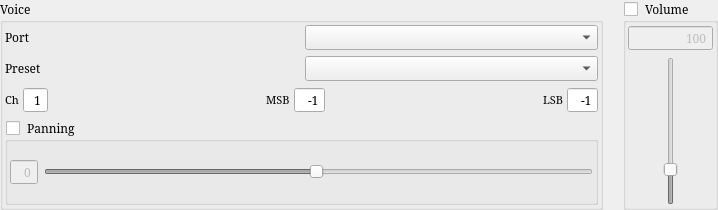
Before: the Qt Designer form Qt/qt4_midi_instrument_widget.ui in kmatheussen/radium, drawn with Qt 5.
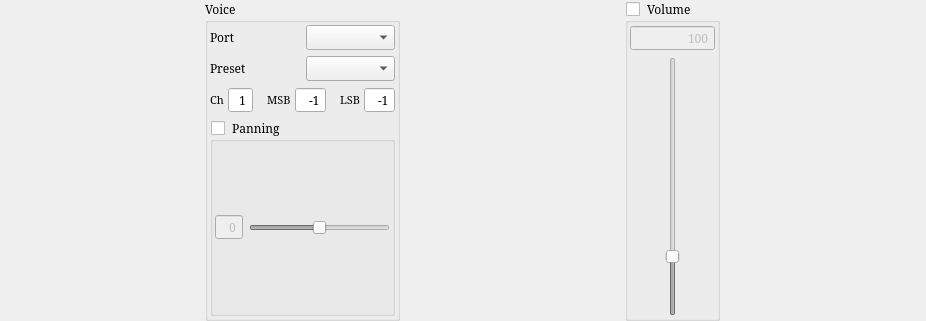
After: the same form once the commit is applied.

Commit message: Make setInstrumentEffect work on any instrument, not just the sample player

```diff
--- a/Qt/qt4_midi_instrument_widget.ui
+++ b/Qt/qt4_midi_instrument_widget.ui
@@ -9,8 +9,8 @@
    <rect>
     <x>0</x>
     <y>0</y>
-    <width>718</width>
-    <height>210</height>
+    <width>926</width>
+    <height>321</height>
    </rect>
   </property>
   <property name="sizePolicy">
@@ -54,6 +54,12 @@
    </property>
    <item>
     <widget class="QGroupBox" name="voiceBox">
+     <property name="sizePolicy">
+      <sizepolicy hsizetype="Fixed" vsizetype="Preferred">
+       <horstretch>0</horstretch>
+       <verstretch>0</verstretch>
+      </sizepolicy>
+     </property>
      <property name="title">
       <string>Voice</string>
      </property>
```
The commit also changes 3 other files.
